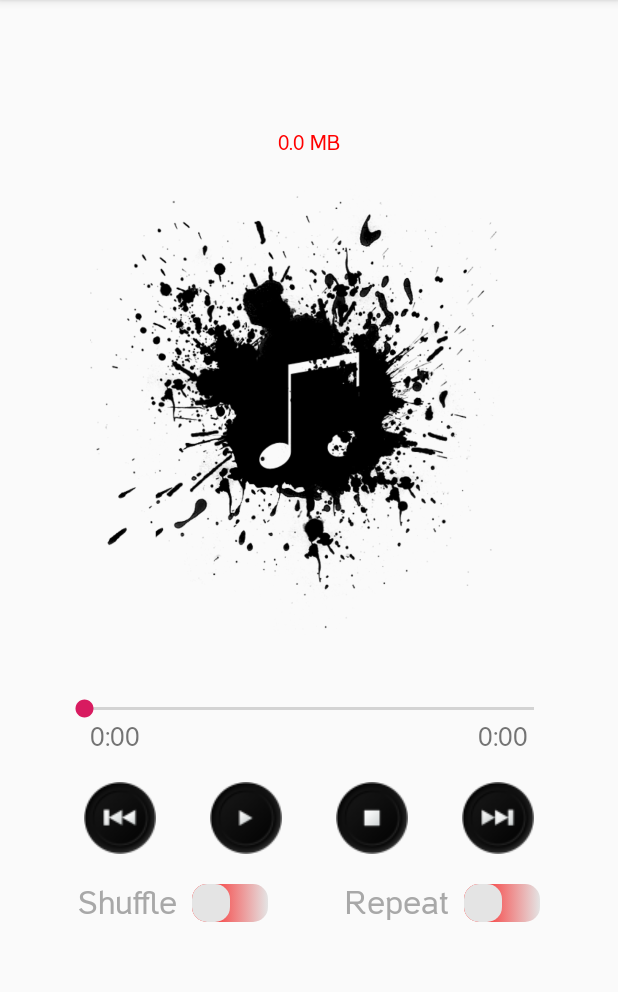
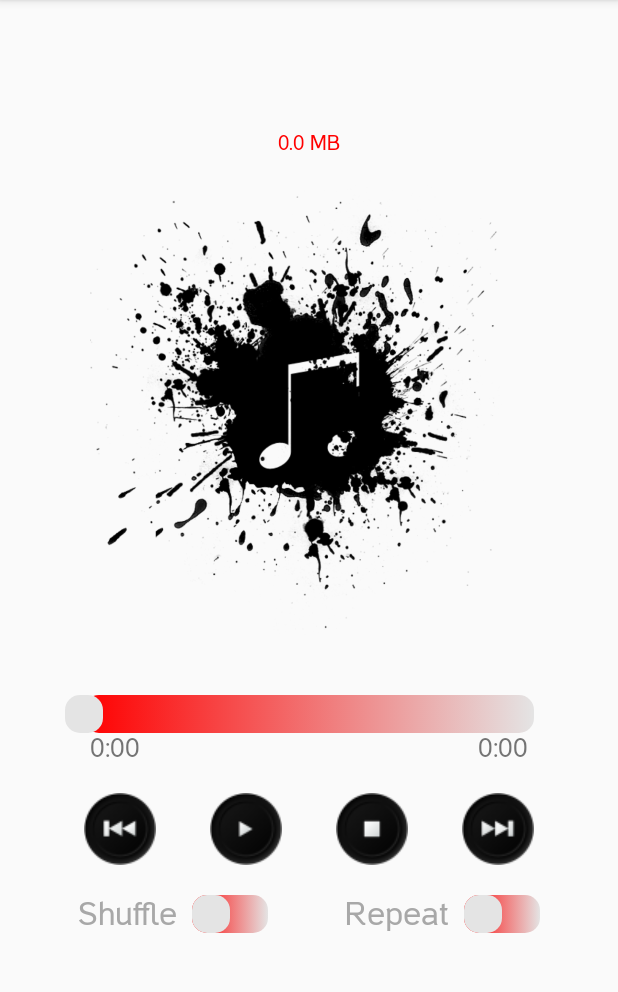
Before and after one commit to Torres1982/Wipro_Music_Player, an Android app: the MusicPlayer screen opened directly, with no data from a screen before it, on a phone screen of 412 x 824 dp, the part 84-1076 px from its top. Run offline under Robolectric (Android 15) with nearby library versions, the phone set to English and light mode, and no system bars; 7 statements that could not run were skipped.

Commit message:
Seek Bar styled and conforms to the Switches style

```diff
--- a/app/src/main/res/layout/music_player.xml
+++ b/app/src/main/res/layout/music_player.xml
@@ -69,7 +69,10 @@
         android:layout_marginEnd="@dimen/margin_forty"
         app:layout_constraintEnd_toEndOf="parent"
         app:layout_constraintStart_toStartOf="parent"
-        app:layout_constraintTop_toBottomOf="@id/music_main_image" />
+        app:layout_constraintTop_toBottomOf="@id/music_main_image"
+        android:splitTrack="false"
+        android:progressDrawable="@drawable/switch_track"
+        android:thumb="@drawable/switch_thumb" />
 
     <TextView
         android:id="@+id/music_length"
```
